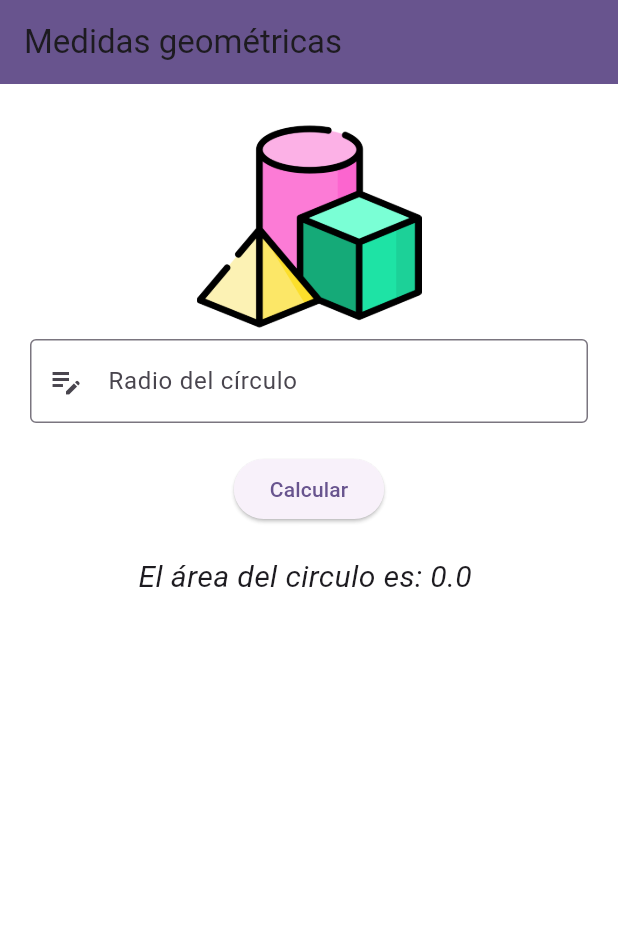
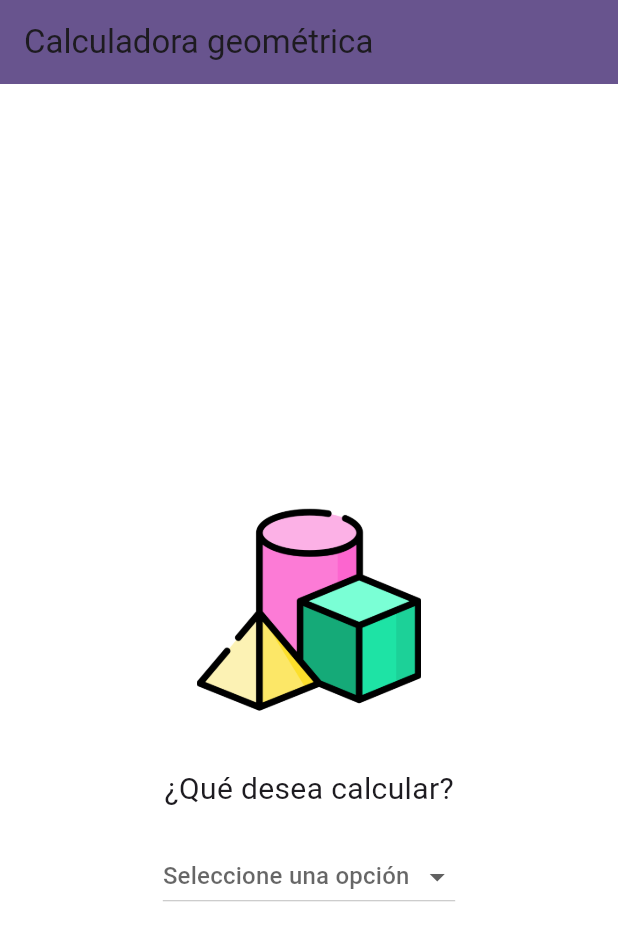
Before and after one commit to laboratorio-2-Prog-Movil/laboratorio_2, a Flutter app: the screen it shows after launch, on a phone screen of 412 x 824 dp. Shown: the top 941 px of the screen. Run offline on Flutter 3.47's test engine with Material 3 defaults, Android fonts, the phone set to English and light mode, and no system bars.

Commit message:
La aplicación esta completa y con todas las funcionalidades. Se puede proceder a mergear a la rama master.

```diff
--- a/lib/main.dart
+++ b/lib/main.dart
@@ -1,5 +1,5 @@
 import 'package:flutter/material.dart';
-import 'package:laboratorio_2/pages/CircleArea.dart';
+import 'package:laboratorio_2/pages/home_page.dart';
 //import 'package:laboratorio_2/pages/SquareArea.dart';
 
 void main() {
@@ -18,7 +18,7 @@ class MyApp extends StatelessWidget {
 
         colorScheme: ColorScheme.fromSeed(seedColor: Colors.deepPurple),
       ),
-      home: const CircleArea(),
+      home: const HomePage(),
     );
   }
 }
--- /dev/null
+++ b/lib/pages/home_page.dart
@@ -0,0 +1,81 @@
+import 'package:flutter/material.dart';
+import 'CircleArea.dart';
+import 'perimeter_circle_page.dart';
+import 'SquareArea.dart';
+import 'perimeter_square.dart';
+import 'triangle_area.dart';
+
+class HomePage extends StatefulWidget {
+  const HomePage({super.key});
+
+  @override
+  State<HomePage> createState() => _HomePageState();
+}
+
+class _HomePageState extends State<HomePage> {
+  String? _seleccion;
+// Mapa con cada una de las páginas necesarias para la implementación.
+  final Map<String, Widget> _paginas = {
+    'Área del círculo': const CircleArea(),
+    'Perímetro del círculo': const PerimeterCirclePage(),
+    'Área del cuadrado': const Squarearea(),
+    'Perímetro del cuadrado': const SquarePerimeter(),
+    'Área del triángulo': const TriangleArea(),
+  };
+
+  @override
+  Widget build(BuildContext context) {
+    return Scaffold(
+      appBar: AppBar(title: const Text('Calculadora geométrica'),
+      backgroundColor:Theme.of(context).colorScheme.primary),
+      backgroundColor: Colors.white70,
+        body: Padding(
+          padding: const EdgeInsets.only(top: 60),
+          child: Center(
+            child: SingleChildScrollView(
+              child: Column(
+                mainAxisSize: MainAxisSize.min,
+                crossAxisAlignment: CrossAxisAlignment.center,
+                children: [
+                  const Image(
+                    image: AssetImage("assets/images/logo.png"),
+                    height: 150,
+                    width: 150,
+                  ),
+                  const SizedBox(height: 30),
+                  const Text(
+                    '¿Qué desea calcular?',
+                    style: TextStyle(fontSize: 20),
+                  ),
+                  const SizedBox(height: 20),
+                  DropdownButton<String>(
+                    value: _seleccion,
+                    hint: const Text('Seleccione una opción'),
+                    items: _paginas.keys.map((String nombre) {
+                      return DropdownMenuItem<String>(
+                        value: nombre,
+                        child: Text(nombre),
+                      );
+                    }).toList(),
+                    onChanged: (valor) {
+                      setState(() {
+                        _seleccion = valor;
+                      });
+                      if (valor != null) {
+                        Navigator.push(
+                          context,
+                          MaterialPageRoute(
+                            builder: (context) => _paginas[valor]!,
+                          ),
+                        );
+                      }
+                    },
+                  ),
+                ],
+              ),
+            ),
+          ),
+        ),
+    );
+  }
+}
```
